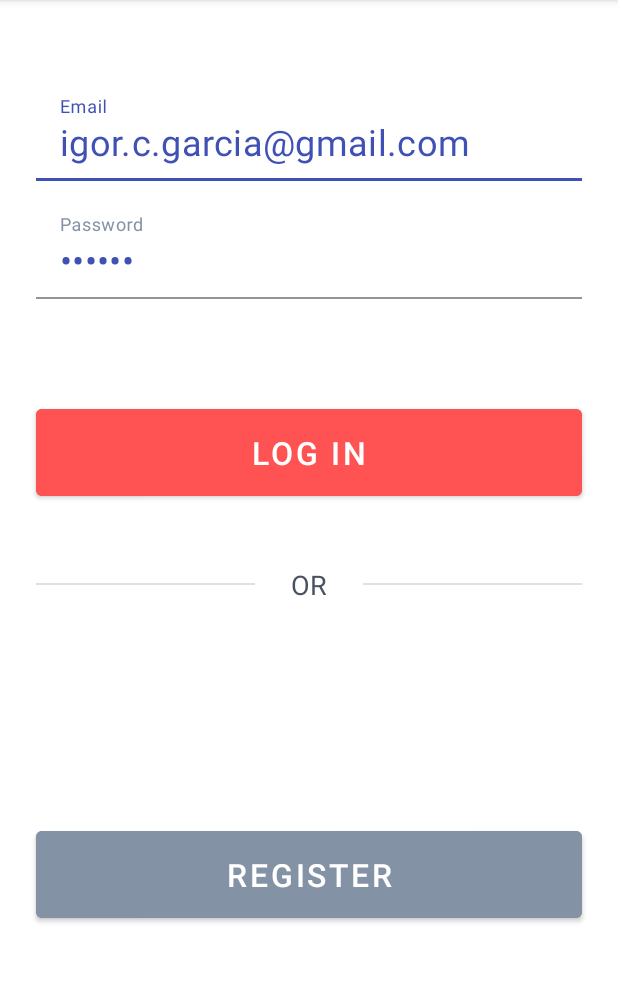
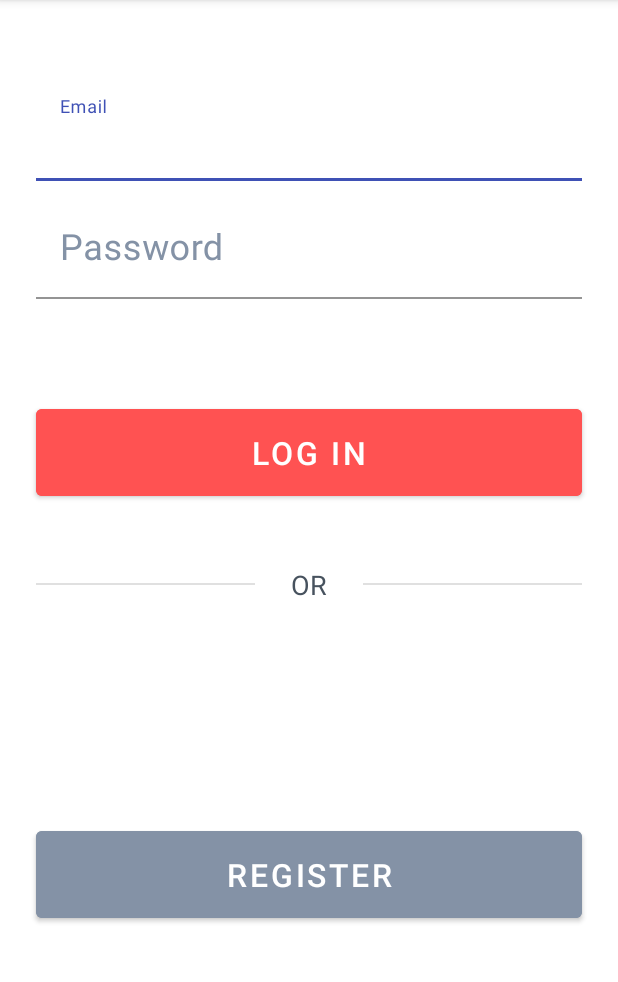
Before and after one commit to igorcgarcia/DHFood-Desafio16112020, an Android app: the screen it shows after launch (LoginActivity), on a phone screen of 412 x 824 dp, the part 84-1066 px from its top. Run offline under Robolectric (Android 15) with nearby library versions, the phone set to English and light mode, and no system bars; pictures from the network do not load.

Commit message:
Ajuste Login

```diff
--- a/app/src/main/res/layout/activity_login.xml
+++ b/app/src/main/res/layout/activity_login.xml
@@ -19,7 +19,6 @@
             android:id="@+id/edMainEmail"
             style="@style/DHFEditText"
             android:inputType="textEmailAddress"
-            android:text="igor.c.garcia@gmail.com"
             />
 
     </com.google.android.material.textfield.TextInputLayout>
@@ -36,7 +35,6 @@
             android:id="@+id/edMainPwd"
             style="@style/DHFEditText"
             android:inputType="textPassword"
-            android:text="senha1"
             />
 
     </com.google.android.material.textfield.TextInputLayout>
```
